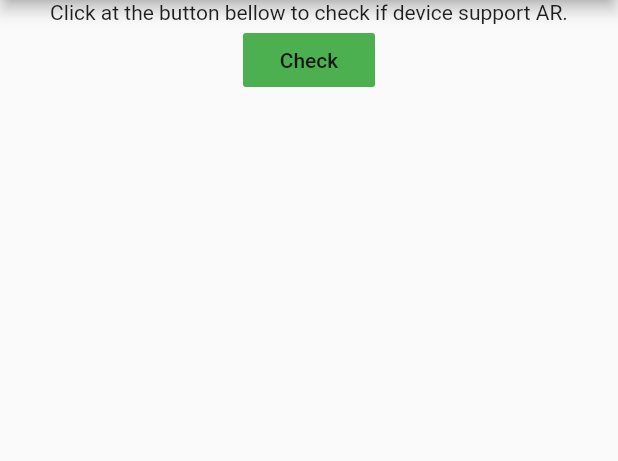
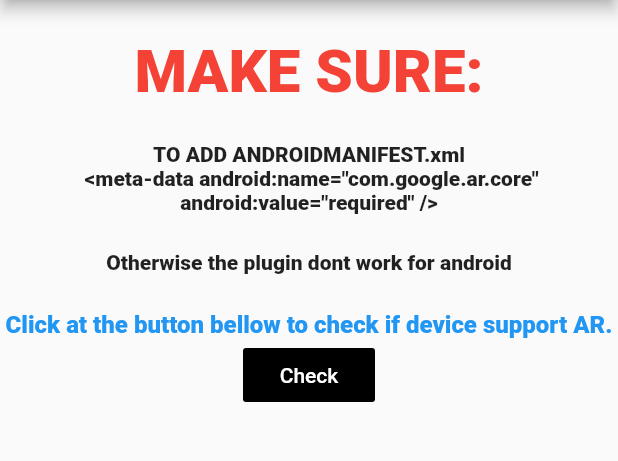
Before and after one commit to gabrielchaves7/ra_avaibility, a Flutter app: the screen it shows after launch, on a phone screen of 412 x 824 dp, the part 84-545 px from its top. Run offline on Flutter 3.47's test engine with Material 2 defaults, Android fonts, the phone set to English and light mode, and no system bars.

Commit message:
improoving example file

```diff
--- a/example/lib/main.dart
+++ b/example/lib/main.dart
@@ -1,3 +1,4 @@
+import 'package:flutter/cupertino.dart';
 import 'package:flutter/material.dart';
 import 'dart:async';
 
@@ -47,18 +48,55 @@ class _MyAppState extends State<MyApp> {
         ),
         body: Column(
           children: <Widget>[
+            SizedBox(
+              height: 24,
+            ),
+            Text('MAKE SURE:', style: TextStyle(fontSize: 40, color: Colors.red, fontWeight: FontWeight.w800),),
+            SizedBox(
+              height: 24,
+            ),
             Center(
               child: Text(
-                  'Click at the button bellow to check if device support AR.'),
+                'TO ADD ANDROIDMANIFEST.xml\n <meta-data android:name="com.google.ar.core" android:value="required" />',
+                textAlign: TextAlign.center,
+                style: TextStyle(fontWeight: FontWeight.w800),
+              ),
+            ),
+            SizedBox(
+              height: 24,
+            ),
+            Text(
+              "Otherwise the plugin dont work for android",
+              style: TextStyle(fontWeight: FontWeight.w800),
+            ),
+            SizedBox(
+              height: 24,
+            ),
+            Center(
+              child: Text(
+                'Click at the button bellow to check if device support AR.',
+                textAlign: TextAlign.center,
+                style: TextStyle(fontSize: 16, color: Colors.blue, fontWeight: FontWeight.w800),
+              ),
             ),
             FlatButton(
-              color: Colors.green,
+              color: Colors.black,
               onPressed: () {
                 initPlatformState();
               },
-              child: Text("Check"),
+              child: Text(
+                "Check",
+                style: TextStyle(color: Colors.white),
+              ),
             ),
-            exibirResultado ? Text(_supported.toString()) : Container(),
+            exibirResultado
+                ? Text(
+                    _supported.toString(),
+                    style: TextStyle(
+                      fontSize: 32,
+                    ),
+                  )
+                : Container(),
           ],
         ),
       ),
```
Also changed, not shown: 3 other files.
